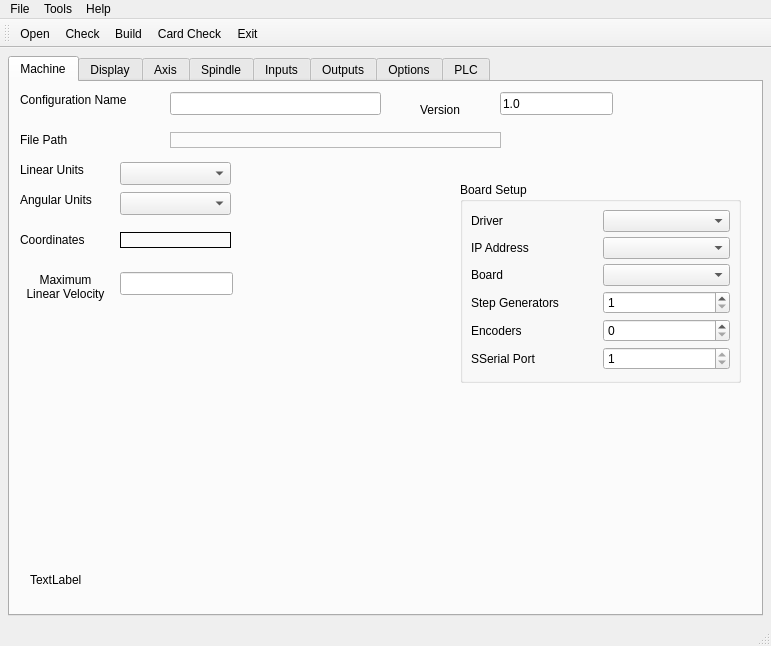
This is 7i96.ui in snelweg/7i96 as Qt 5 draws it before an edit. The edited form follows.
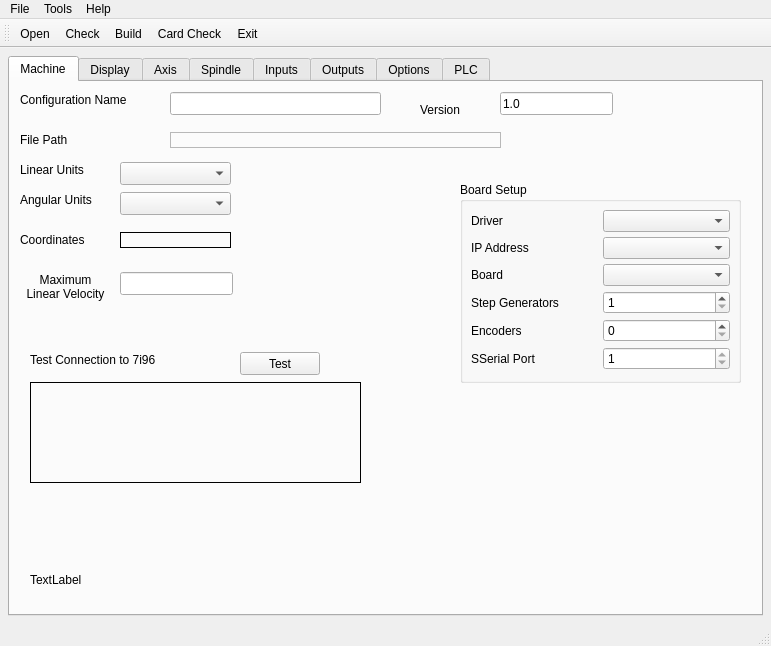
This is the edited form.

Diff of the .ui file:
```diff
--- a/7i96.ui
+++ b/7i96.ui
@@ -309,6 +309,51 @@
          <string>TextLabel</string>
         </property>
        </widget>
+       <widget class="QPushButton" name="testConnectionPB">
+        <property name="geometry">
+         <rect>
+          <x>230</x>
+          <y>270</y>
+          <width>80</width>
+          <height>23</height>
+         </rect>
+        </property>
+        <property name="text">
+         <string>Test</string>
+        </property>
+       </widget>
+       <widget class="QLabel" name="label_142">
+        <property name="geometry">
+         <rect>
+          <x>20</x>
+          <y>270</y>
+          <width>161</width>
+          <height>16</height>
+         </rect>
+        </property>
+        <property name="text">
+         <string>Test Connection to 7i96</string>
+        </property>
+       </widget>
+       <widget class="QLabel" name="testConnectionLB">
+        <property name="geometry">
+         <rect>
+          <x>20</x>
+          <y>300</y>
+          <width>331</width>
+          <height>101</height>
+         </rect>
+        </property>
+        <property name="frameShape">
+         <enum>QFrame::Box</enum>
+        </property>
+        <property name="text">
+         <string/>
+        </property>
+        <property name="alignment">
+         <set>Qt::AlignLeading|Qt::AlignLeft|Qt::AlignTop</set>
+        </property>
+       </widget>
       </widget>
       <widget class="QWidget" name="tab_8">
        <attribute name="title">
```
